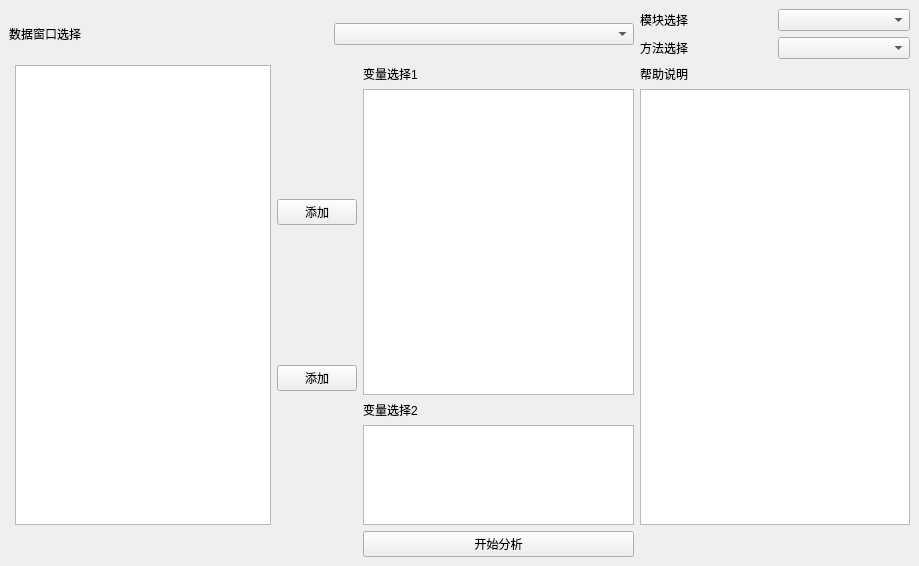
First picture: the form in statistics_tools/pingouin/parameter_basic.ui, repository xfz329/FeatureAnalyzer, before the edit.
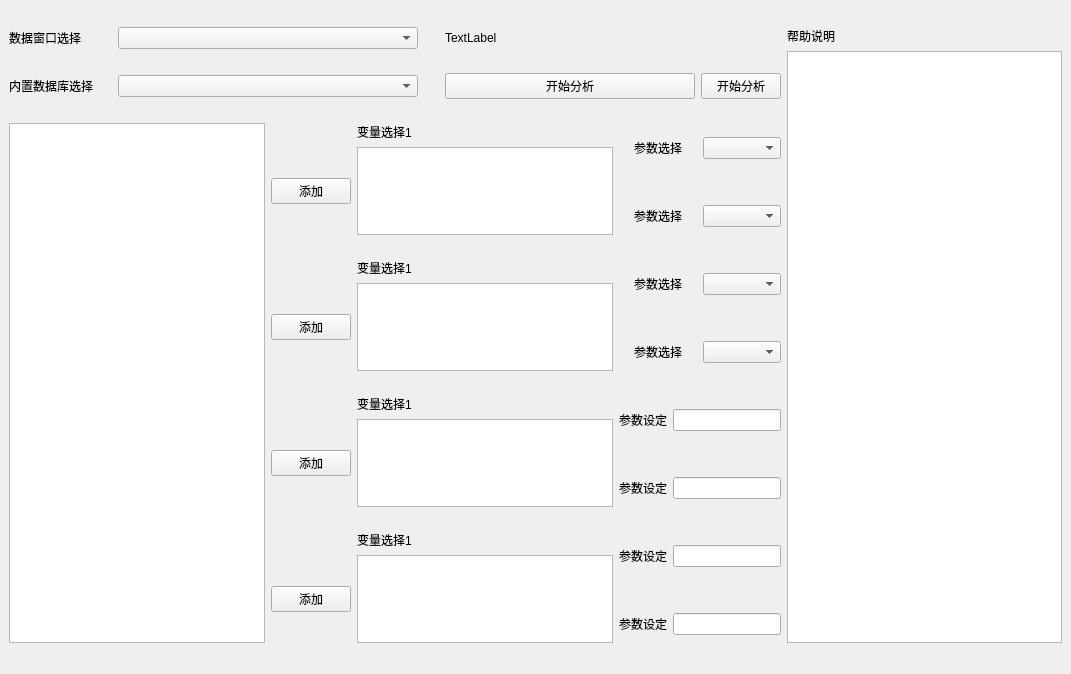
Second picture: the form after the edit.

Commit message: set the basic ui

```diff
--- a/statistics_tools/pingouin/parameter_basic.ui
+++ b/statistics_tools/pingouin/parameter_basic.ui
@@ -9,83 +9,46 @@
    <rect>
     <x>0</x>
     <y>0</y>
-    <width>919</width>
-    <height>566</height>
+    <width>1071</width>
+    <height>674</height>
    </rect>
   </property>
   <property name="windowTitle">
    <string>统计参数设置</string>
   </property>
   <widget class="QWidget" name="centralwidget">
-   <layout class="QGridLayout" name="gridLayout_6">
-    <item row="0" column="4">
-     <layout class="QGridLayout" name="gridLayout_4">
-      <item row="1" column="0">
-       <widget class="QLabel" name="label_4">
-        <property name="text">
-         <string>方法选择</string>
-        </property>
-       </widget>
-      </item>
-      <item row="0" column="1">
-       <widget class="QComboBox" name="comboBox_moduel"/>
-      </item>
-      <item row="1" column="1">
-       <widget class="QComboBox" name="comboBox_method"/>
-      </item>
-      <item row="0" column="0">
-       <widget class="QLabel" name="label_3">
-        <property name="text">
-         <string>模块选择</string>
-        </property>
-       </widget>
-      </item>
-     </layout>
+   <layout class="QGridLayout" name="gridLayout_14">
+    <item row="0" column="0">
+     <widget class="QLabel" name="label_2">
+      <property name="text">
+       <string>数据窗口选择</string>
+      </property>
+     </widget>
     </item>
-    <item row="1" column="1">
-     <widget class="QListView" name="listView_all">
+    <item row="0" column="1" colspan="2">
+     <widget class="QComboBox" name="comboBox_Subwindow">
       <property name="sizePolicy">
-       <sizepolicy hsizetype="Fixed" vsizetype="Expanding">
+       <sizepolicy hsizetype="Fixed" vsizetype="Fixed">
         <horstretch>0</horstretch>
         <verstretch>0</verstretch>
        </sizepolicy>
       </property>
       <property name="minimumSize">
        <size>
-        <width>200</width>
+        <width>300</width>
         <height>0</height>
        </size>
       </property>
      </widget>
     </item>
-    <item row="0" column="0" colspan="4">
-     <layout class="QGridLayout" name="gridLayout">
-      <item row="0" column="0">
-       <widget class="QLabel" name="label_2">
-        <property name="text">
-         <string>数据窗口选择</string>
-        </property>
-       </widget>
-      </item>
-      <item row="0" column="1">
-       <widget class="QComboBox" name="comboBox_Subwindow">
-        <property name="sizePolicy">
-         <sizepolicy hsizetype="Fixed" vsizetype="Fixed">
-          <horstretch>0</horstretch>
-          <verstretch>0</verstretch>
-         </sizepolicy>
-        </property>
-        <property name="minimumSize">
-         <size>
-          <width>300</width>
-          <height>0</height>
-         </size>
-        </property>
-       </widget>
-      </item>
-     </layout>
+    <item row="0" column="3" colspan="3">
+     <widget class="QLabel" name="label_4">
+      <property name="text">
+       <string>TextLabel</string>
+      </property>
+     </widget>
     </item>
-    <item row="1" column="4">
+    <item row="0" column="6" rowspan="10">
      <layout class="QGridLayout" name="gridLayout_5">
       <item row="1" column="0">
        <widget class="QTextEdit" name="textEdit_help"/>
@@ -99,80 +62,270 @@
       </item>
      </layout>
     </item>
-    <item row="2" column="3">
+    <item row="1" column="0">
+     <widget class="QLabel" name="label_7">
+      <property name="text">
+       <string>内置数据库选择</string>
+      </property>
+     </widget>
+    </item>
+    <item row="1" column="1" colspan="2">
+     <widget class="QComboBox" name="comboBox_Subwindow_2">
+      <property name="sizePolicy">
+       <sizepolicy hsizetype="Fixed" vsizetype="Fixed">
+        <horstretch>0</horstretch>
+        <verstretch>0</verstretch>
+       </sizepolicy>
+      </property>
+      <property name="minimumSize">
+       <size>
+        <width>300</width>
+        <height>0</height>
+       </size>
+      </property>
+     </widget>
+    </item>
+    <item row="1" column="3" colspan="2">
      <widget class="QPushButton" name="pushButton_start">
       <property name="text">
        <string>开始分析</string>
       </property>
      </widget>
     </item>
-    <item row="1" column="2">
-     <layout class="QGridLayout" name="gridLayout_2">
-      <item row="1" column="0">
-       <widget class="QPushButton" name="pushButton_vb">
-        <property name="text">
-         <string>添加</string>
-        </property>
-       </widget>
-      </item>
-      <item row="0" column="0">
-       <widget class="QPushButton" name="pushButton_bt">
-        <property name="text">
-         <string>添加</string>
-        </property>
-       </widget>
-      </item>
-     </layout>
+    <item row="1" column="5">
+     <widget class="QPushButton" name="pushButton_start_2">
+      <property name="text">
+       <string>开始分析</string>
+      </property>
+     </widget>
     </item>
-    <item row="1" column="3">
-     <layout class="QGridLayout" name="gridLayout_3">
-      <item row="2" column="3">
-       <widget class="QLabel" name="label_6">
-        <property name="sizePolicy">
-         <sizepolicy hsizetype="Preferred" vsizetype="Fixed">
-          <horstretch>0</horstretch>
-          <verstretch>0</verstretch>
-         </sizepolicy>
-        </property>
-        <property name="text">
-         <string>变量选择2</string>
-        </property>
-       </widget>
-      </item>
-      <item row="0" column="3">
+    <item row="2" column="0" rowspan="8" colspan="2">
+     <widget class="QListView" name="listView_all">
+      <property name="sizePolicy">
+       <sizepolicy hsizetype="Fixed" vsizetype="Expanding">
+        <horstretch>0</horstretch>
+        <verstretch>0</verstretch>
+       </sizepolicy>
+      </property>
+      <property name="minimumSize">
+       <size>
+        <width>200</width>
+        <height>0</height>
+       </size>
+      </property>
+     </widget>
+    </item>
+    <item row="2" column="2" rowspan="2" colspan="2">
+     <layout class="QGridLayout" name="gridLayout">
+      <item row="0" column="1">
        <widget class="QLabel" name="label">
         <property name="text">
          <string>变量选择1</string>
         </property>
        </widget>
       </item>
-      <item row="1" column="3">
+      <item row="1" column="0">
+       <widget class="QPushButton" name="pushButton_bt">
+        <property name="text">
+         <string>添加</string>
+        </property>
+       </widget>
+      </item>
+      <item row="1" column="1">
        <widget class="QListView" name="listView_bt"/>
       </item>
-      <item row="3" column="3">
-       <widget class="QListView" name="listView">
-        <property name="sizePolicy">
-         <sizepolicy hsizetype="Expanding" vsizetype="Fixed">
-          <horstretch>0</horstretch>
-          <verstretch>0</verstretch>
-         </sizepolicy>
+     </layout>
+    </item>
+    <item row="2" column="4" colspan="2">
+     <layout class="QGridLayout" name="gridLayout_7">
+      <item row="0" column="1">
+       <widget class="QComboBox" name="comboBox_moduel"/>
+      </item>
+      <item row="0" column="0">
+       <widget class="QLabel" name="label_3">
+        <property name="text">
+         <string>参数选择</string>
         </property>
-        <property name="minimumSize">
-         <size>
-          <width>0</width>
-          <height>100</height>
-         </size>
+        <property name="alignment">
+         <set>Qt::AlignCenter</set>
         </property>
-        <property name="maximumSize">
-         <size>
-          <width>16777215</width>
-          <height>100</height>
-         </size>
+       </widget>
+      </item>
+     </layout>
+    </item>
+    <item row="3" column="4" colspan="2">
+     <layout class="QGridLayout" name="gridLayout_9">
+      <item row="0" column="1">
+       <widget class="QComboBox" name="comboBox_moduel_3"/>
+      </item>
+      <item row="0" column="0">
+       <widget class="QLabel" name="label_12">
+        <property name="text">
+         <string>参数选择</string>
         </property>
+        <property name="alignment">
+         <set>Qt::AlignCenter</set>
+        </property>
        </widget>
       </item>
      </layout>
     </item>
+    <item row="4" column="2" rowspan="2" colspan="2">
+     <layout class="QGridLayout" name="gridLayout_2">
+      <item row="0" column="1">
+       <widget class="QLabel" name="label_6">
+        <property name="text">
+         <string>变量选择1</string>
+        </property>
+       </widget>
+      </item>
+      <item row="1" column="0">
+       <widget class="QPushButton" name="pushButton_bt_2">
+        <property name="text">
+         <string>添加</string>
+        </property>
+       </widget>
+      </item>
+      <item row="1" column="1">
+       <widget class="QListView" name="listView_bt_2"/>
+      </item>
+     </layout>
+    </item>
+    <item row="4" column="4" colspan="2">
+     <layout class="QGridLayout" name="gridLayout_11">
+      <item row="0" column="1">
+       <widget class="QComboBox" name="comboBox_moduel_5"/>
+      </item>
+      <item row="0" column="0">
+       <widget class="QLabel" name="label_14">
+        <property name="text">
+         <string>参数选择</string>
+        </property>
+        <property name="alignment">
+         <set>Qt::AlignCenter</set>
+        </property>
+       </widget>
+      </item>
+     </layout>
+    </item>
+    <item row="5" column="4" colspan="2">
+     <layout class="QGridLayout" name="gridLayout_10">
+      <item row="0" column="1">
+       <widget class="QComboBox" name="comboBox_moduel_4"/>
+      </item>
+      <item row="0" column="0">
+       <widget class="QLabel" name="label_13">
+        <property name="text">
+         <string>参数选择</string>
+        </property>
+        <property name="alignment">
+         <set>Qt::AlignCenter</set>
+        </property>
+       </widget>
+      </item>
+     </layout>
+    </item>
+    <item row="6" column="2" rowspan="2" colspan="2">
+     <layout class="QGridLayout" name="gridLayout_3">
+      <item row="0" column="1">
+       <widget class="QLabel" name="label_8">
+        <property name="text">
+         <string>变量选择1</string>
+        </property>
+       </widget>
+      </item>
+      <item row="1" column="0">
+       <widget class="QPushButton" name="pushButton_bt_3">
+        <property name="text">
+         <string>添加</string>
+        </property>
+       </widget>
+      </item>
+      <item row="1" column="1">
+       <widget class="QListView" name="listView_bt_3"/>
+      </item>
+     </layout>
+    </item>
+    <item row="6" column="4" colspan="2">
+     <layout class="QGridLayout" name="gridLayout_12">
+      <item row="0" column="0">
+       <widget class="QLabel" name="label_15">
+        <property name="text">
+         <string>参数设定</string>
+        </property>
+        <property name="alignment">
+         <set>Qt::AlignCenter</set>
+        </property>
+       </widget>
+      </item>
+      <item row="0" column="1">
+       <widget class="QLineEdit" name="lineEdit"/>
+      </item>
+     </layout>
+    </item>
+    <item row="7" column="4" colspan="2">
+     <layout class="QGridLayout" name="gridLayout_13">
+      <item row="0" column="0">
+       <widget class="QLabel" name="label_16">
+        <property name="text">
+         <string>参数设定</string>
+        </property>
+       </widget>
+      </item>
+      <item row="0" column="1">
+       <widget class="QLineEdit" name="lineEdit_2"/>
+      </item>
+     </layout>
+    </item>
+    <item row="8" column="2" rowspan="2" colspan="2">
+     <layout class="QGridLayout" name="gridLayout_6">
+      <item row="0" column="1">
+       <widget class="QLabel" name="label_9">
+        <property name="text">
+         <string>变量选择1</string>
+        </property>
+       </widget>
+      </item>
+      <item row="1" column="0">
+       <widget class="QPushButton" name="pushButton_bt_4">
+        <property name="text">
+         <string>添加</string>
+        </property>
+       </widget>
+      </item>
+      <item row="1" column="1">
+       <widget class="QListView" name="listView_bt_4"/>
+      </item>
+     </layout>
+    </item>
+    <item row="8" column="4" colspan="2">
+     <layout class="QGridLayout" name="gridLayout_4">
+      <item row="0" column="0">
+       <widget class="QLabel" name="label_17">
+        <property name="text">
+         <string>参数设定</string>
+        </property>
+       </widget>
+      </item>
+      <item row="0" column="1">
+       <widget class="QLineEdit" name="lineEdit_3"/>
+      </item>
+     </layout>
+    </item>
+    <item row="9" column="4" colspan="2">
+     <layout class="QGridLayout" name="gridLayout_15">
+      <item row="0" column="0">
+       <widget class="QLabel" name="label_18">
+        <property name="text">
+         <string>参数设定</string>
+        </property>
+       </widget>
+      </item>
+      <item row="0" column="1">
+       <widget class="QLineEdit" name="lineEdit_4"/>
+      </item>
+     </layout>
+    </item>
    </layout>
   </widget>
  </widget>
```
Left out of the diff: 6 changed lines with no effect on the pictures. The commit also changes 8 other files.
